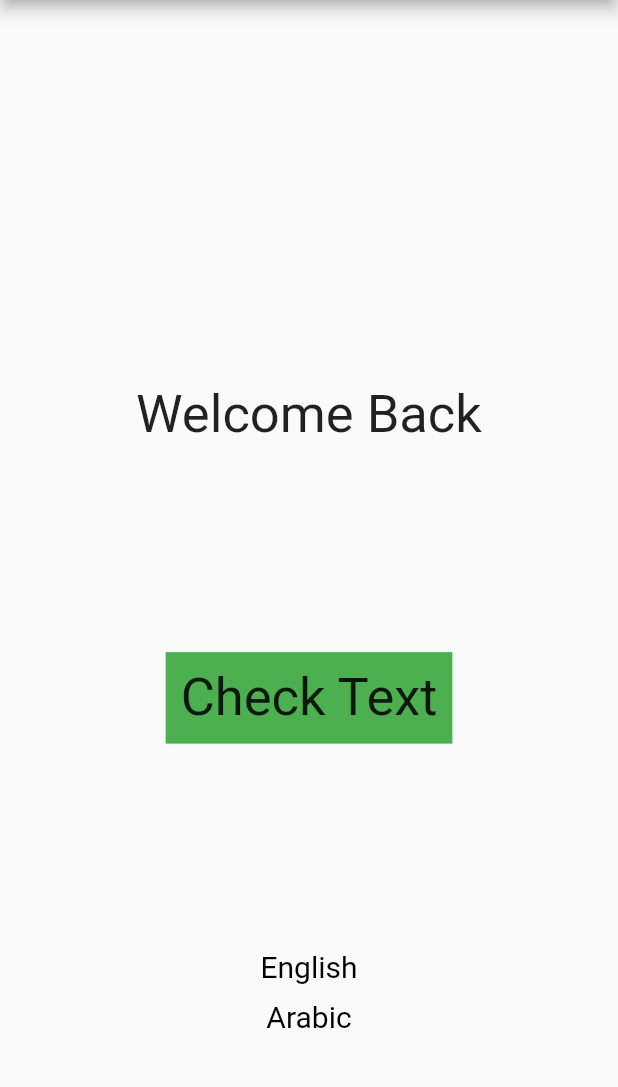
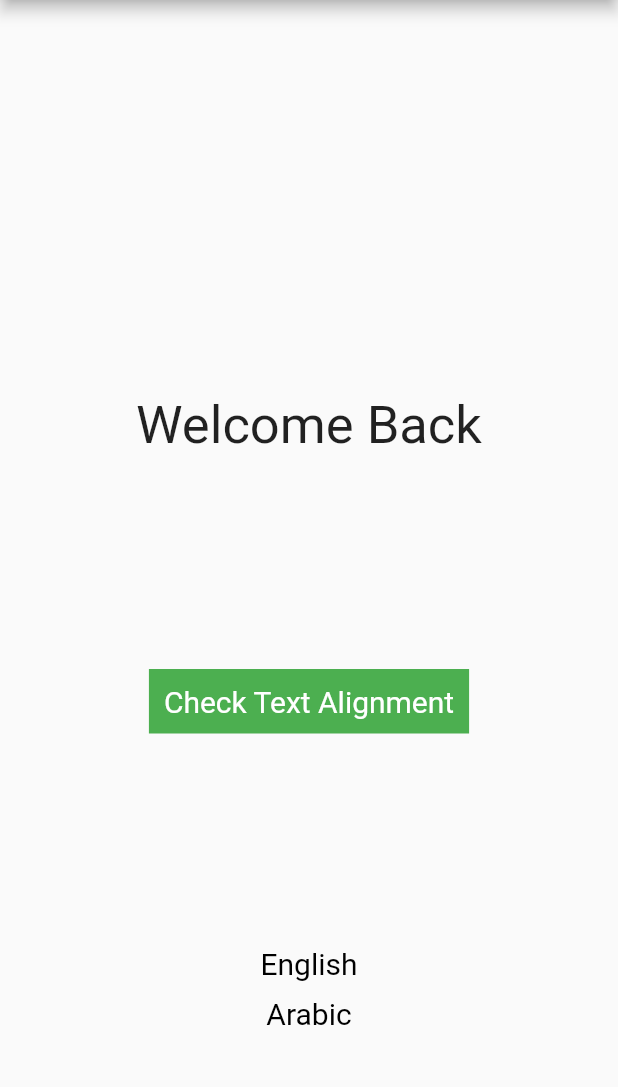
Before and after one commit to Sabahat06/localization, a Flutter app: the screen it shows after launch, on a phone screen of 412 x 824 dp, the part 84-1171 px from its top. Run offline on Flutter 3.47's test engine with Material 2 defaults, Android fonts, the phone set to English and light mode, and no system bars; our stand-ins replace localize_and_translate.

Commit message:
Final Commit

```diff
--- a/assets/lang/ar.json
+++ b/assets/lang/ar.json
@@ -1,7 +1,7 @@
 {
-  "appTitle": "تطبيق تجريبى",
+  "appTitle": "لوکلائزیشن",
   "buttonTitle": "English",
-  "textArea": "هذا مجرد نموذج للتأكد من اداء الأداة",
+  "textArea": "خوش آمدید",
   "bodyOfScreen" : "مرکز",
   "Localization" : "لوکلائزیشن"
 }
--- a/lib/main.dart
+++ b/lib/main.dart
@@ -59,9 +59,12 @@ class Home extends StatelessWidget {
                 child: const Padding(
                   padding: EdgeInsets.all(10),
                   child: Text(
-                    'Check Text',
+                    'Check Text Alignment',
                     textAlign: TextAlign.center,
-                    style: TextStyle(fontSize: 35),
+                    style: TextStyle(
+                      fontSize: 20,
+                      color: Colors.white
+                    ),
                   ),
                 ),
               ),
--- a/pubspec.yaml
+++ b/pubspec.yaml
@@ -60,8 +60,8 @@ flutter:
 
   # To add assets to your application, add an assets section, like this:
   assets:
+     - assets/lang/ar.json
      - assets/lang/en.json
-     - assets/lang/ar.json
 
   # An image asset can refer to one or more resolution-specific "variants", see
   # https://flutter.dev/assets-and-images/#resolution-aware.
```
